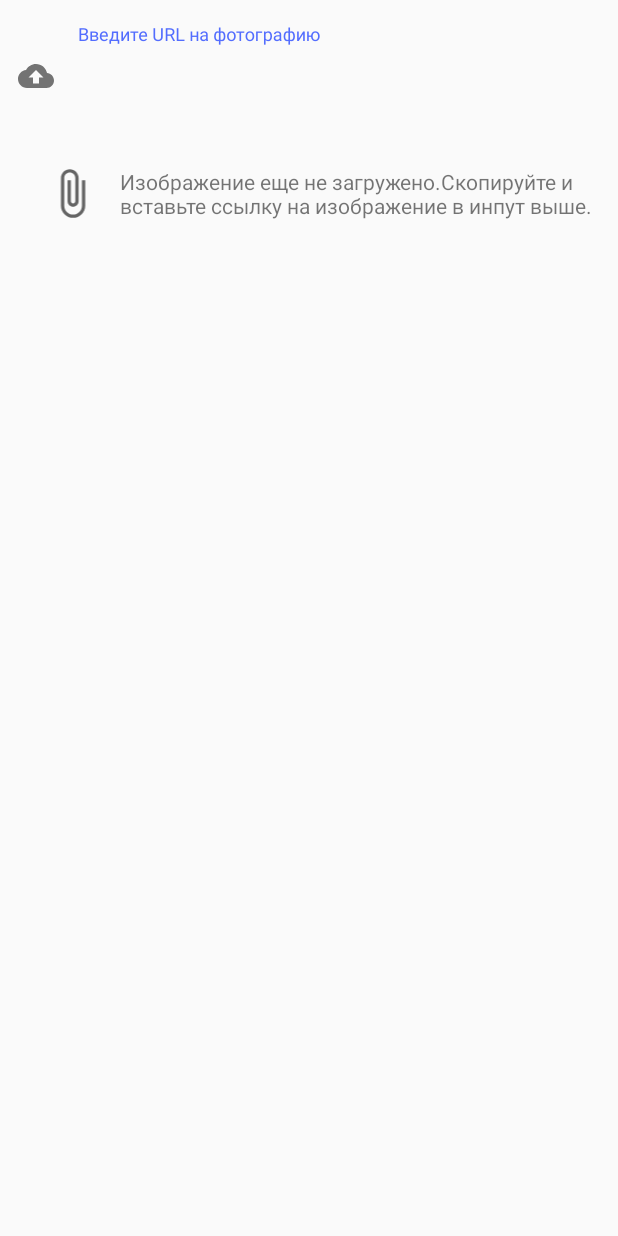
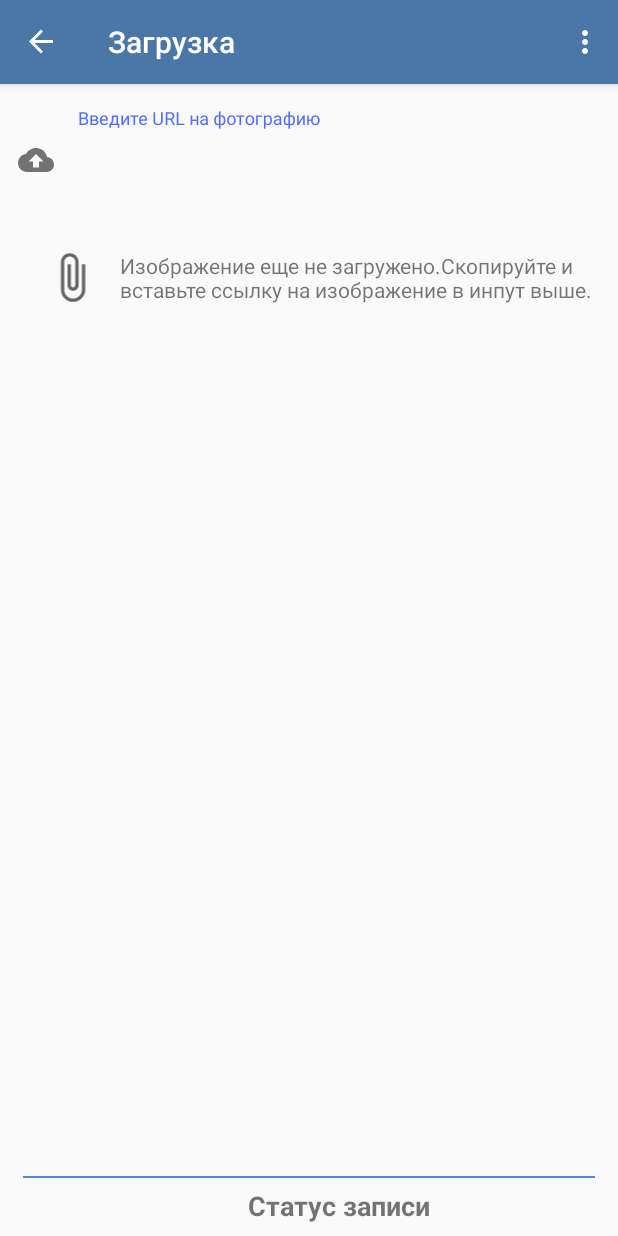
Before and after one commit to d3b8g/VKTestersMentoring, an Android app: the MainActivity screen opened directly, with no data from a screen before it, in the side drawer, after a tap on "Загрузка", on a phone screen of 412 x 824 dp. Run offline under Robolectric (Android 15) with nearby library versions, the light colour scheme and no system bars; our stand-ins replace Picasso, navigation-ui; pictures from the network do not load.

Commit message:
modern media center

```diff
--- a/app/src/main/java/net/d3b8g/vktestersmentoring/MainActivity.kt
+++ b/app/src/main/java/net/d3b8g/vktestersmentoring/MainActivity.kt
@@ -3,11 +3,15 @@ package net.d3b8g.vktestersmentoring
 import android.content.Intent
 import android.os.Bundle
 import android.preference.PreferenceManager
+import android.util.Log
 import android.view.Menu
+import android.view.View
+import android.widget.FrameLayout
 import android.widget.TextView
 import androidx.appcompat.app.AppCompatActivity
 import androidx.appcompat.widget.Toolbar
 import androidx.drawerlayout.widget.DrawerLayout
+import androidx.fragment.app.FragmentActivity
 import androidx.navigation.findNavController
 import androidx.navigation.ui.AppBarConfiguration
 import androidx.navigation.ui.navigateUp
@@ -16,12 +20,14 @@ import androidx.navigation.ui.setupWithNavController
 import com.google.android.material.navigation.NavigationView
 import net.d3b8g.vktestersmentoring.prefs.pMineName
 import net.d3b8g.vktestersmentoring.prefs.pMineVisits
+import net.d3b8g.vktestersmentoring.ui.home.MediaCenter
 import net.d3b8g.vktestersmentoring.ui.splashscreen.SplashScreen
 
-class MainActivity : AppCompatActivity() {
+class MainActivity : AppCompatActivity(), net.d3b8g.vktestersmentoring.interfaces.MediaCenter {
 
     private lateinit var appBarConfiguration: AppBarConfiguration
     lateinit var mineName:TextView
+    lateinit var mCenter:FrameLayout
 
     override fun onCreate(savedInstanceState: Bundle?) {
         super.onCreate(savedInstanceState)
@@ -38,6 +44,7 @@ class MainActivity : AppCompatActivity() {
         val drawerLayout: DrawerLayout = findViewById(R.id.drawer_layout)
         val navView: NavigationView = findViewById(R.id.nav_view)
         val navController = findNavController(R.id.nav_host_fragment)
+        mCenter = findViewById(R.id.media_center)
 
         appBarConfiguration = AppBarConfiguration(
             setOf(R.id.nav_home, R.id.nav_bugs, R.id.nav_slideshow), drawerLayout)
@@ -69,4 +76,11 @@ class MainActivity : AppCompatActivity() {
         return navController.navigateUp(appBarConfiguration) || super.onSupportNavigateUp()
     }
 
+    override fun startRecordingComponents() {
+        val transaction = (this as FragmentActivity).supportFragmentManager.beginTransaction()
+        transaction.replace(mCenter.id, MediaCenter()).commit()
+        mCenter.visibility = View.VISIBLE
+        Log.e("RRR","start")
+    }
+
 }
--- /dev/null
+++ b/app/src/main/java/net/d3b8g/vktestersmentoring/interfaces/MediaCenter.kt
@@ -0,0 +1,5 @@
+package net.d3b8g.vktestersmentoring.interfaces
+
+interface MediaCenter {
+    fun startRecordingComponents()
+}
--- a/app/src/main/java/net/d3b8g/vktestersmentoring/ui/gallery/GalleryFragment.kt
+++ b/app/src/main/java/net/d3b8g/vktestersmentoring/ui/gallery/GalleryFragment.kt
@@ -84,4 +84,9 @@ class GalleryFragment : Fragment() {
             else -> "У меня $count медиафайлов."
         }
     }
+
+    override fun onDestroy() {
+        super.onDestroy()
+        (requireActivity() as AppCompatActivity).supportActionBar!!.show()
+    }
 }
--- /dev/null
+++ b/app/src/main/res/drawable/g_record.xml
@@ -0,0 +1,10 @@
+<?xml version="1.0" encoding="utf-8"?>
+<vector xmlns:android="http://schemas.android.com/apk/res/android"
+    android:width="24dp"
+    android:height="24dp"
+    android:viewportWidth="24.0"
+    android:viewportHeight="24.0">
+    <path
+        android:pathData="M12,12m-8,0a8,8 0,1 1,16 0a8,8 0,1 1,-16 0"
+        android:fillColor="@android:color/holo_red_dark"/>
+</vector>
--- /dev/null
+++ b/app/src/main/res/drawable/ic_mic.xml
@@ -0,0 +1,5 @@
+<vector android:height="24dp" android:tint="#5483BA"
+    android:viewportHeight="24" android:viewportWidth="24"
+    android:width="24dp" xmlns:android="http://schemas.android.com/apk/res/android">
+    <path android:fillColor="@android:color/white" android:pathData="M12,14c1.66,0 2.99,-1.34 2.99,-3L15,5c0,-1.66 -1.34,-3 -3,-3S9,3.34 9,5v6c0,1.66 1.34,3 3,3zM17.3,11c0,3 -2.54,5.1 -5.3,5.1S6.7,14 6.7,11L5,11c0,3.41 2.72,6.23 6,6.72L11,21h2v-3.28c3.28,-0.48 6,-3.3 6,-6.72h-1.7z"/>
+</vector>
--- /dev/null
+++ b/app/src/main/res/drawable/ic_start.xml
@@ -0,0 +1,5 @@
+<vector android:height="24dp" android:tint="#5483BA"
+    android:viewportHeight="24" android:viewportWidth="24"
+    android:width="24dp" xmlns:android="http://schemas.android.com/apk/res/android">
+    <path android:fillColor="@android:color/white" android:pathData="M8,5v14l11,-7z"/>
+</vector>
--- /dev/null
+++ b/app/src/main/res/drawable/ic_stop.xml
@@ -0,0 +1,5 @@
+<vector android:height="24dp" android:tint="#E53740"
+    android:viewportHeight="24" android:viewportWidth="24"
+    android:width="24dp" xmlns:android="http://schemas.android.com/apk/res/android">
+    <path android:fillColor="@android:color/white" android:pathData="M6,6h12v12H6z"/>
+</vector>
--- /dev/null
+++ b/app/src/main/res/drawable/simple_shape.xml
@@ -0,0 +1,7 @@
+<?xml version="1.0" encoding="utf-8"?>
+<shape xmlns:android="http://schemas.android.com/apk/res/android"
+    android:shape="oval">
+    <stroke
+        android:width="2dp"
+        android:color="@android:color/holo_red_dark"/>
+</shape>
--- a/app/src/main/res/layout/app_bar_main.xml
+++ b/app/src/main/res/layout/app_bar_main.xml
@@ -1,5 +1,6 @@
 <?xml version="1.0" encoding="utf-8"?>
-<androidx.coordinatorlayout.widget.CoordinatorLayout xmlns:android="http://schemas.android.com/apk/res/android"
+<androidx.coordinatorlayout.widget.CoordinatorLayout
+    xmlns:android="http://schemas.android.com/apk/res/android"
     xmlns:app="http://schemas.android.com/apk/res-auto"
     xmlns:tools="http://schemas.android.com/tools"
     android:layout_width="match_parent"
@@ -22,4 +23,11 @@
 
     <include layout="@layout/content_main" />
 
+    <FrameLayout
+        android:id="@+id/media_center"
+        android:visibility="gone"
+        android:layout_gravity="bottom"
+        android:layout_width="match_parent"
+        android:layout_height="40dp"/>
+
 </androidx.coordinatorlayout.widget.CoordinatorLayout>
--- a/app/src/main/res/layout/fragment_dicta.xml
+++ /dev/null
@@ -1,6 +0,0 @@
-<?xml version="1.0" encoding="utf-8"?>
-<androidx.constraintlayout.widget.ConstraintLayout
-    xmlns:android="http://schemas.android.com/apk/res/android" android:layout_width="match_parent"
-    android:layout_height="match_parent">
-
-</androidx.constraintlayout.widget.ConstraintLayout>
--- /dev/null
+++ b/app/src/main/res/layout/fragment_mcenter.xml
@@ -0,0 +1,46 @@
+<?xml version="1.0" encoding="utf-8"?>
+<RelativeLayout
+    android:layout_gravity="bottom"
+    android:id="@+id/dicto_center"
+    xmlns:android="http://schemas.android.com/apk/res/android"
+    android:layout_width="match_parent"
+    android:orientation="horizontal"
+    android:layout_height="40dp">
+    <LinearLayout
+        android:layout_marginStart="15dp"
+        android:layout_marginEnd="15dp"
+        android:background="@color/colorBlueStandard"
+        android:layout_width="match_parent"
+        android:layout_height="1dp"/>
+    <ImageButton
+        android:background="@android:color/transparent"
+        android:id="@+id/btn_action_player"
+        android:layout_width="39dp"
+        android:layout_height="match_parent"/>
+    <RelativeLayout
+        android:id="@+id/recording_backg"
+        android:layout_centerInParent="true"
+        android:padding="1dp"
+        android:background="@drawable/simple_shape"
+        android:layout_marginLeft="16dp"
+        android:layout_toRightOf="@id/btn_action_player"
+        android:layout_width="25dp"
+        android:layout_height="25dp">
+        <ImageView
+            android:id="@+id/recording_stat"
+            android:background="@drawable/g_record"
+            android:layout_centerInParent="true"
+            android:animateLayoutChanges="true"
+            android:layout_width="21dp"
+            android:layout_height="21dp"/>
+    </RelativeLayout>
+    <TextView
+        android:id="@+id/status_recording"
+        android:text="Статус записи"
+        android:gravity="center"
+        android:textSize="18dp"
+        android:textStyle="bold"
+        android:layout_toRightOf="@id/recording_backg"
+        android:layout_width="match_parent"
+        android:layout_height="match_parent"/>
+</RelativeLayout>
--- a/app/src/main/res/navigation/mobile_navigation.xml
+++ b/app/src/main/res/navigation/mobile_navigation.xml
@@ -22,14 +22,16 @@
         android:name="net.d3b8g.vktestersmentoring.ui.gallery.GalleryFragment"
         android:label="@string/menu_gallery"
         tools:layout="@layout/fragment_slideshow" />
-    <fragment
-        android:id="@+id/nav_dicto"
-        android:name="net.d3b8g.vktestersmentoring.ui.dicto.Dictaphone"
-        android:label="@string/dicto"
-        tools:layout="@layout/fragment_dicta"/>
+
     <fragment
         android:id="@+id/nav_upload"
         android:name="net.d3b8g.vktestersmentoring.ui.uploads.UploadURL"
         android:label="@string/upload"
         tools:layout="@layout/fragment_upload"/>
+
+    <fragment
+        android:id="@+id/nav_dictophone"
+        tools:layout="@layout/fragment_dicto"
+        android:label="@string/dicto"
+        android:name="net.d3b8g.vktestersmentoring.ui.dicto.Dictaphone"/>
 </navigation>
```
Also changed, not shown: app/src/main/java/net/d3b8g/vktestersmentoring/ui/dicto/Dictaphone.kt (+14 -1 lines), app/src/main/java/net/d3b8g/vktestersmentoring/ui/home/MediaCenter.kt (added, +119 -0 lines), app/src/main/res/layout/fragment_dicto.xml (added, +10 -0 lines).
